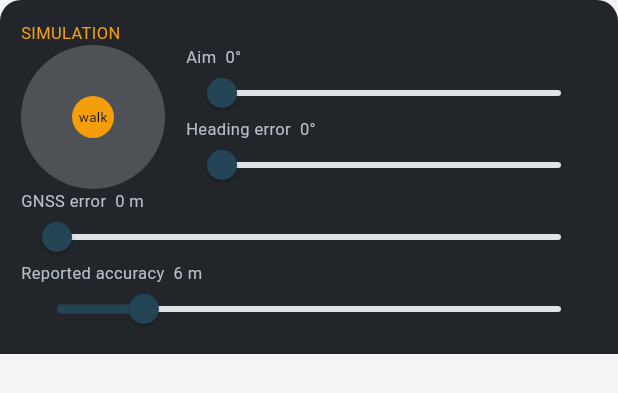
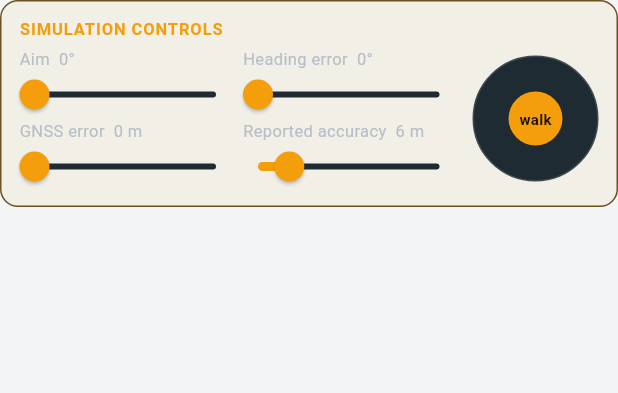
Before and after one commit to Prakhar-30/cropin-plotvizualiser-android, a Flutter app: the SimulationPanel widget shown alone on an empty page, opened directly with empty values, on a phone screen of 412 x 824 dp. Shown: the top 393 px of the screen. Run offline on Flutter 3.47's test engine with Material 3 defaults, Android fonts, the phone set to English and light mode, and no system bars; our stand-ins replace camera, permission_handler, sqflite; accounts and stored records are empty.

Commit message:
C6: AR caution states and simulation panel in the sheet

```diff
--- a/lib/ui/ar/simulation_panel.dart
+++ b/lib/ui/ar/simulation_panel.dart
@@ -35,26 +35,35 @@ class _SimulationPanelState extends State<SimulationPanel> {
 
   @override
   Widget build(BuildContext context) {
+    // Sits inside the AR sheet, under a SIMULATION badge in the app bar. The
+    // amber frame keeps debug controls from ever passing for real ones.
     return Container(
       width: double.infinity,
-      padding: const EdgeInsets.all(14),
-      decoration: const BoxDecoration(
-        color: Color(0xE60B0F14),
-        borderRadius: BorderRadius.vertical(top: Radius.circular(14)),
+      padding: const EdgeInsets.fromLTRB(12, 10, 12, 10),
+      decoration: BoxDecoration(
+        color: const Color(0x0FF59E0B),
+        border: Border.all(color: const Color(0xFF6B5320)),
+        borderRadius: BorderRadius.circular(12),
       ),
       child: Column(
         crossAxisAlignment: CrossAxisAlignment.start,
         mainAxisSize: MainAxisSize.min,
         children: [
-          const Text('SIMULATION', style: TextStyle(color: PlotFinderColors.warning, fontSize: 11)),
+          const Text(
+            'SIMULATION CONTROLS',
+            style: TextStyle(color: PlotFinderColors.warning, fontSize: 11, fontWeight: FontWeight.w700, letterSpacing: 0.6),
+          ),
+          const SizedBox(height: 4),
           Row(
+            crossAxisAlignment: CrossAxisAlignment.center,
             children: [
-              _WalkPad(onWalk: _engine.move),
-              const SizedBox(width: 14),
               Expanded(
                 child: Column(
                   children: [
-                    _LabelledSlider(
+                    Row(
+                      children: [
+                        Expanded(
+                          child: _LabelledSlider(
                             label: 'Aim  ${_heading.toInt()}°',
                             value: _heading,
                             min: 0,
@@ -64,7 +73,10 @@ class _SimulationPanelState extends State<SimulationPanel> {
                               _engine.aim(v);
                             },
                           ),
-                    _LabelledSlider(
+                        ),
+                        const SizedBox(width: 8),
+                        Expanded(
+                          child: _LabelledSlider(
                             label: 'Heading error  ${_headingError.toInt()}°',
                             value: _headingError,
                             min: 0,
@@ -75,12 +87,13 @@ class _SimulationPanelState extends State<SimulationPanel> {
                               _engine.refresh();
                             },
                           ),
-                  ],
-                ),
                         ),
                       ],
                     ),
-          _LabelledSlider(
+                    Row(
+                      children: [
+                        Expanded(
+                          child: _LabelledSlider(
                             label: 'GNSS error  ${_gnssError.toInt()} m',
                             value: _gnssError,
                             min: 0,
@@ -91,7 +104,10 @@ class _SimulationPanelState extends State<SimulationPanel> {
                               _engine.refresh();
                             },
                           ),
-          _LabelledSlider(
+                        ),
+                        const SizedBox(width: 8),
+                        Expanded(
+                          child: _LabelledSlider(
                             label: 'Reported accuracy  ${_accuracy.toInt()} m',
                             value: _accuracy,
                             min: 1,
@@ -101,6 +117,16 @@ class _SimulationPanelState extends State<SimulationPanel> {
                               _engine.reportedAccuracyM = v;
                               _engine.refresh();
                             },
+                          ),
+                        ),
+                      ],
+                    ),
+                  ],
+                ),
+              ),
+              const SizedBox(width: 12),
+              _WalkPad(onWalk: _engine.move),
+            ],
           ),
         ],
       ),
@@ -128,8 +154,24 @@ class _LabelledSlider extends StatelessWidget {
         crossAxisAlignment: CrossAxisAlignment.start,
         mainAxisSize: MainAxisSize.min,
         children: [
-          Text(label, style: const TextStyle(color: PlotFinderColors.mutedText, fontSize: 11)),
-          SizedBox(height: 32, child: Slider(value: value, min: min, max: max, onChanged: onChanged)),
+          Text(
+            label,
+            maxLines: 1,
+            overflow: TextOverflow.ellipsis,
+            style: const TextStyle(color: PlotFinderColors.mutedText, fontSize: 11),
+          ),
+          SizedBox(
+            height: 32,
+            child: SliderTheme(
+              data: SliderTheme.of(context).copyWith(
+                activeTrackColor: PlotFinderColors.warning,
+                thumbColor: PlotFinderColors.warning,
+                inactiveTrackColor: PlotFinderColors.sheetRaised,
+                overlayShape: SliderComponentShape.noOverlay,
+              ),
+              child: Slider(value: value, min: min, max: max, onChanged: onChanged),
+            ),
+          ),
         ],
       );
 }
@@ -149,7 +191,7 @@ class _WalkPad extends StatefulWidget {
 }
 
 class _WalkPadState extends State<_WalkPad> {
-  static const double _size = 96;
+  static const double _size = 84;
   static const double _radius = _size / 2;
   static const double _maxSpeedMps = 1.6;
 
@@ -198,23 +240,27 @@ class _WalkPadState extends State<_WalkPad> {
       child: Container(
         width: _size,
         height: _size,
-        decoration: const BoxDecoration(color: Color(0x33FFFFFF), shape: BoxShape.circle),
+        decoration: BoxDecoration(
+          color: PlotFinderColors.sheetRaised,
+          shape: BoxShape.circle,
+          border: Border.all(color: const Color(0xFF3A4A53)),
+        ),
         child: Stack(
           alignment: Alignment.center,
           children: [
             Transform.translate(
               offset: Offset(
-                math.max(-radius + 14, math.min(radius - 14, _knob.dx)),
-                math.max(-radius + 14, math.min(radius - 14, _knob.dy)),
+                math.max(-radius + 18, math.min(radius - 18, _knob.dx)),
+                math.max(-radius + 18, math.min(radius - 18, _knob.dy)),
               ),
               child: Container(
-                width: 28,
-                height: 28,
+                width: 36,
+                height: 36,
                 decoration: const BoxDecoration(color: PlotFinderColors.warning, shape: BoxShape.circle),
               ),
             ),
             const IgnorePointer(
-              child: Text('walk', style: TextStyle(color: PlotFinderColors.background, fontSize: 9)),
+              child: Text('walk', style: TextStyle(color: Color(0xFF1A1206), fontSize: 10, fontWeight: FontWeight.w700)),
             ),
           ],
         ),
```
Lines whose indentation alone changed are shown as unchanged.
